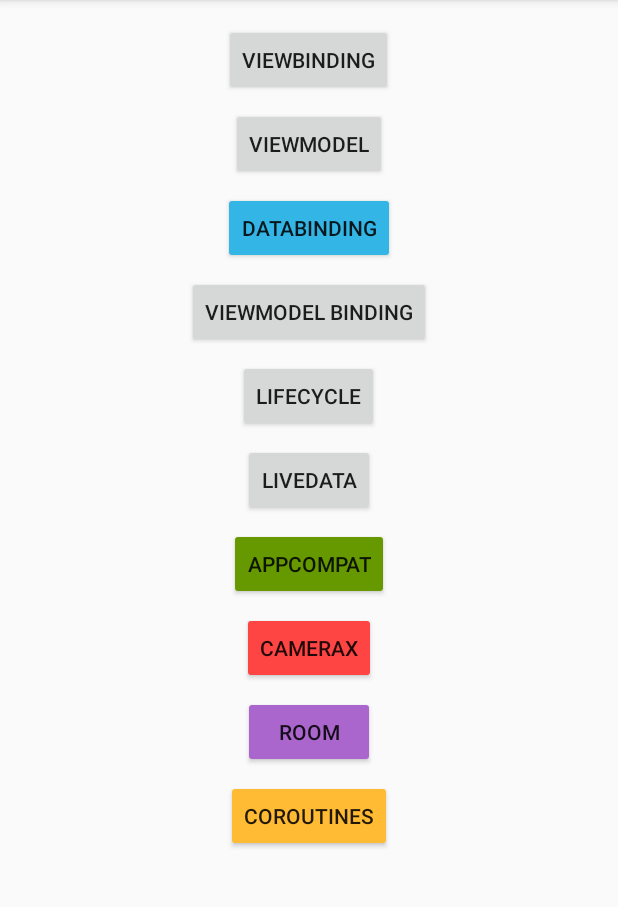
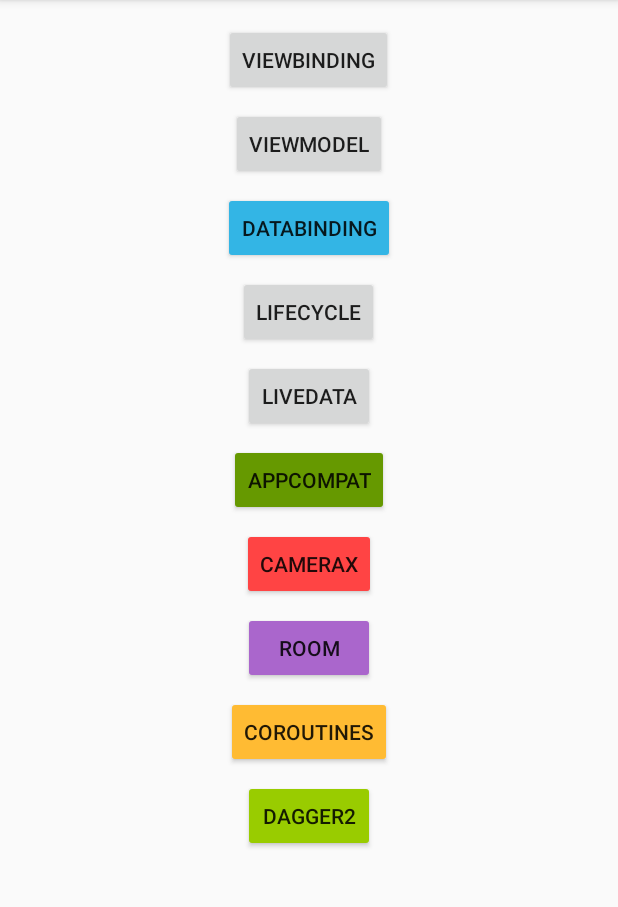
Before and after one commit to ellisonchan/JetpackDemo, an Android app: the screen it shows after launch (MainActivity), on a phone screen of 412 x 824 dp, the part 84-991 px from its top. Run offline under Robolectric (Android 15) with nearby library versions, the phone set to English and light mode, and no system bars; our stand-ins replace Dagger/Hilt's generated code; libraries missing offline, so code that uses them is left out: androidx.camera.camera2, androidx.camera.core.

Commit message:
Introduce how to use Dagger2.

```diff
--- a/app/src/main/java/com/ellison/jetpackdemo/MainActivity.java
+++ b/app/src/main/java/com/ellison/jetpackdemo/MainActivity.java
@@ -97,6 +97,10 @@
         jumpToActivity(com.ellison.jetpackdemo.coroutines.DemoActivity.class);
     }
 
+    public void showDaggerDemo(View view) {
+        jumpToActivity(com.ellison.jetpackdemo.dagger2.view.DemoActivity.class);
+    }
+
     private void jumpToActivity(Class clazz) {
         Intent intent = new Intent(this, clazz);
         try {
--- a/app/src/main/java/com/ellison/jetpackdemo/MyApplication.java
+++ /dev/null
@@ -1,39 +0,0 @@
-package com.ellison.jetpackdemo;
-
-import android.app.Application;
-import android.util.Log;
-
-import com.ellison.jetpackdemo.lifecycle.ActivityLifecycleCallbackImpl;
-
-import androidx.annotation.NonNull;
-import androidx.camera.camera2.Camera2Config;
-import androidx.camera.core.Camera;
-import androidx.camera.core.CameraXConfig;
-import androidx.camera.lifecycle.ProcessCameraProvider;
-
-public class MyApplication extends Application implements CameraXConfig.Provider {
-    public static final String TAG = MyApplication.class.getSimpleName();
-    private ActivityLifecycleCallbacks mActivityLifecycle;
-
-    @NonNull
-    @Override
-    public CameraXConfig getCameraXConfig() {
-        return Camera2Config.defaultConfig();
-    }
-
-    @Override
-    public void onCreate() {
-        Log.d(TAG, "onCreate()");
-        super.onCreate();
-
-        mActivityLifecycle = new ActivityLifecycleCallbackImpl();
-        registerActivityLifecycleCallbacks(mActivityLifecycle);
-    }
-
-    @Override
-    public void onTerminate() {
-        Log.d(TAG, "onTerminate()");
-        super.onTerminate();
-        unregisterActivityLifecycleCallbacks(mActivityLifecycle);
-    }
-}
--- /dev/null
+++ b/app/src/main/java/com/ellison/jetpackdemo/MyApplication.kt
@@ -0,0 +1,52 @@
+package com.ellison.jetpackdemo
+
+import android.app.Application
+import androidx.camera.core.CameraXConfig
+import android.util.Log
+import androidx.camera.camera2.Camera2Config
+import com.ellison.jetpackdemo.dagger2.view.DemoActivity
+import com.ellison.jetpackdemo.dagger2.model.NetworkModule
+import com.ellison.jetpackdemo.lifecycle.ActivityLifecycleCallbackImpl
+import dagger.Component
+import javax.inject.Singleton
+
+@Singleton
+@Component(modules = [NetworkModule::class])
+interface ApplicationGraph {
+    fun inject(activity: DemoActivity)
+}
+
+//@Singleton
+//@Component(modules = [NetworkModule::class, MovieGraphModule::class]) // 子模块添加到应用图
+//interface ApplicationGraph {
+//    fun repository(): MovieRepository
+//    fun movieGraph(): MovieGraph.Factory // 告知Dagger如何创建子组件
+//}
+
+class MyApplication : Application(), CameraXConfig.Provider {
+    private var mActivityLifecycle: ActivityLifecycleCallbacks? = null
+    val appGraph = DaggerApplicationGraph.create()
+    // val appGraph = DaggerApplicationGraph.builder().networkModule().build()
+
+    override fun getCameraXConfig(): CameraXConfig {
+        return Camera2Config.defaultConfig()
+    }
+
+    override fun onCreate() {
+        Log.d(TAG, "onCreate()")
+        super.onCreate()
+        mActivityLifecycle = ActivityLifecycleCallbackImpl()
+        registerActivityLifecycleCallbacks(mActivityLifecycle)
+    }
+
+    override fun onTerminate() {
+        Log.d(TAG, "onTerminate()")
+        super.onTerminate()
+        unregisterActivityLifecycleCallbacks(mActivityLifecycle)
+    }
+
+    companion object {
+        @JvmField
+        val TAG = MyApplication::class.java.simpleName
+    }
+}
--- /dev/null
+++ b/app/src/main/java/com/ellison/jetpackdemo/dagger2/model/MovieLocalData.kt
@@ -0,0 +1,5 @@
+package com.ellison.jetpackdemo.dagger2.model
+
+import javax.inject.Inject
+
+class MovieLocalData @Inject constructor()
--- a/app/src/main/java/com/ellison/jetpackdemo/viewModel/DemoActivity.java
+++ b/app/src/main/java/com/ellison/jetpackdemo/viewModel/DemoActivity.java
@@ -8,6 +8,7 @@
 
 import androidx.annotation.Nullable;
 import androidx.appcompat.app.AppCompatActivity;
+import androidx.appcompat.widget.SearchView;
 import androidx.lifecycle.HasDefaultViewModelProviderFactory;
 import androidx.lifecycle.ViewModelProvider;
 
--- a/app/src/main/res/layout/activity_main.xml
+++ b/app/src/main/res/layout/activity_main.xml
@@ -56,16 +56,16 @@
                 app:layout_constraintTop_toBottomOf="@+id/view_model_show_btn"
                 android:onClick="showDataBindingDemo" />
 
-            <Button
-                android:id="@+id/view_model_binding_show_btn"
-                android:layout_width="wrap_content"
-                android:layout_height="wrap_content"
-                android:layout_marginTop="8dp"
-                android:text="ViewModel Binding"
-                app:layout_constraintEnd_toEndOf="parent"
-                app:layout_constraintStart_toStartOf="parent"
-                app:layout_constraintTop_toBottomOf="@+id/data_binding_show_btn"
-                android:onClick="showViewModelBindingDemo" />
+<!--            <Button-->
+<!--                android:id="@+id/view_model_binding_show_btn"-->
+<!--                android:layout_width="wrap_content"-->
+<!--                android:layout_height="wrap_content"-->
+<!--                android:layout_marginTop="8dp"-->
+<!--                android:text="ViewModel Binding"-->
+<!--                app:layout_constraintEnd_toEndOf="parent"-->
+<!--                app:layout_constraintStart_toStartOf="parent"-->
+<!--                app:layout_constraintTop_toBottomOf="@+id/data_binding_show_btn"-->
+<!--                android:onClick="showViewModelBindingDemo" />-->
 
             <Button
                 android:id="@+id/lifecycle_show_btn"
@@ -158,6 +158,18 @@
                 app:layout_constraintEnd_toEndOf="parent"
                 app:layout_constraintStart_toStartOf="parent"
                 app:layout_constraintTop_toBottomOf="@+id/app_room_show_btn" />
+
+            <Button
+                android:id="@+id/dagger_btn"
+                android:layout_width="wrap_content"
+                android:layout_height="wrap_content"
+                android:layout_marginTop="8dp"
+                android:onClick="showDaggerDemo"
+                android:text="Dagger2"
+                android:backgroundTint="@android:color/holo_green_light"
+                app:layout_constraintEnd_toEndOf="parent"
+                app:layout_constraintStart_toStartOf="parent"
+                app:layout_constraintTop_toBottomOf="@+id/coroutines_btn" />
         </LinearLayout>
     </ScrollView>
 </androidx.constraintlayout.widget.ConstraintLayout>
```
Also changed, not shown: app/build.gradle (+10 -0 lines), app/src/main/AndroidManifest.xml (+8 -3 lines), app/src/main/java/com/ellison/jetpackdemo/dagger2/bean/Movie.kt (added, +13 -0 lines), app/src/main/java/com/ellison/jetpackdemo/dagger2/bean/MovieResponse.kt (added, +12 -0 lines), app/src/main/java/com/ellison/jetpackdemo/dagger2/model/MovieRemoteData.kt (added, +13 -0 lines), app/src/main/java/com/ellison/jetpackdemo/dagger2/model/MovieRepository.kt (added, +18 -0 lines), app/src/main/java/com/ellison/jetpackdemo/dagger2/model/MovieService.kt (added, +14 -0 lines), app/src/main/java/com/ellison/jetpackdemo/dagger2/model/NetworkModule.kt (added, +40 -0 lines), app/src/main/java/com/ellison/jetpackdemo/dagger2/view/DemoActivity.kt (added, +42 -0 lines), app/src/main/java/com/ellison/jetpackdemo/dagger2/view/MovieActivity.kt (added, +41 -0 lines), app/src/main/java/com/ellison/jetpackdemo/dagger2/viewmodel/MovieViewModel.kt (added, +32 -0 lines), app/src/main/res/layout/activity_dagger.xml (added, +43 -0 lines), app/src/main/res/drawable/ic_jetpack.jpg (added), 1 other file.
